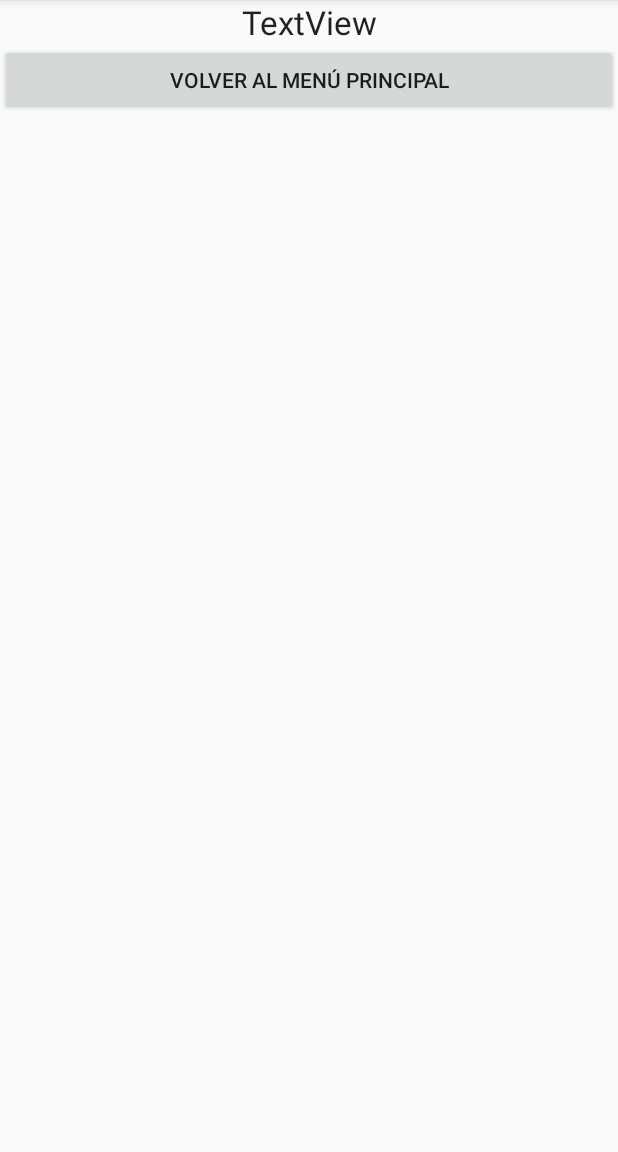
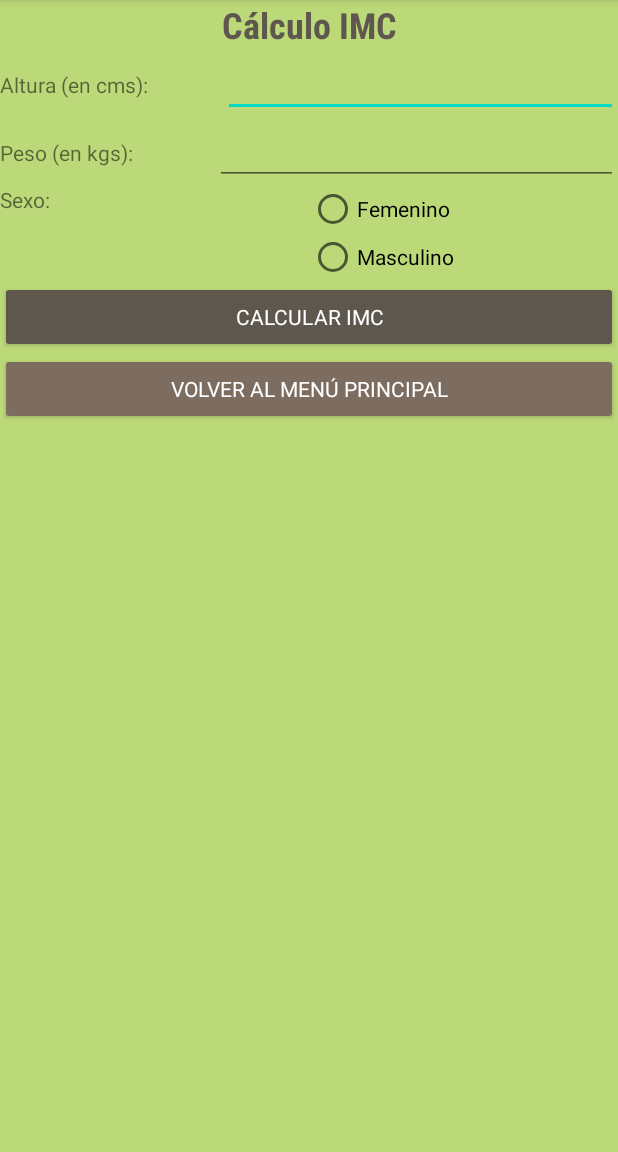
Before and after one commit to DaniniSC/Gorilapp, an Android app: the MainActivity7 screen opened directly, with no data from a screen before it, on a phone screen of 412 x 824 dp, the part 84-1236 px from its top. Run offline under Robolectric (Android 15) with nearby library versions, the phone set to English and light mode, and no system bars.

Commit message:
Style: main_activity7

```diff
--- a/app/src/main/res/layout/activity_main7.xml
+++ b/app/src/main/res/layout/activity_main7.xml
@@ -6,37 +6,149 @@
     android:layout_height="match_parent"
     android:baselineAligned="false"
     android:orientation="vertical"
-    tools:context=".MainActivity7">
+    tools:context=".MainActivity7"
+    android:background="#BCD979">
 
+    <!-- Titulo -->
     <LinearLayout
         android:layout_width="match_parent"
         android:layout_height="wrap_content"
-        android:layout_weight="0">
+        android:layout_weight="0"
+        android:orientation="vertical">
 
         <TextView
-            android:id="@+id/textView3"
+
+            android:id="@+id/textView"
             android:layout_width="match_parent"
-            android:layout_height="wrap_content"
-            android:text="@string/textview"
+            android:layout_height="match_parent"
+            android:fontFamily="sans-serif-condensed-medium"
+            android:text="@string/c_lculo_imc"
             android:textAlignment="center"
             android:textAppearance="@style/TextAppearance.AppCompat.Large"
+            android:textColor="#5E574D"
+            android:textSize="24sp"
+            android:textStyle="bold"
             tools:layout_editor_absoluteX="107dp"
             tools:layout_editor_absoluteY="56dp"
             tools:text="Cálculo IMC" />
     </LinearLayout>
 
+    <!-- Formulario -->
     <LinearLayout
         android:layout_width="match_parent"
         android:layout_height="wrap_content"
         android:layout_weight="0"
-        android:baselineAligned="false">
+        android:orientation="vertical">
+        <!-- Altura -->
+        <LinearLayout
+            android:layout_width="match_parent"
+            android:layout_height="wrap_content"
+            android:layout_weight="0">
+
+            <TextView
+                android:id="@+id/textView14"
+                android:layout_width="wrap_content"
+                android:layout_height="wrap_content"
+                android:layout_weight="1"
+                android:text="Altura (en cms):" />
+
+            <EditText
+                android:id="@+id/altura"
+                android:layout_width="wrap_content"
+                android:layout_height="wrap_content"
+                android:layout_weight="1"
+                android:ems="10"
+                android:inputType="number" />
+        </LinearLayout>
+
+        <!-- Peso -->
+        <LinearLayout
+            android:layout_width="match_parent"
+            android:layout_height="wrap_content"
+            android:layout_weight="0">
+            <TextView
+                android:id="@+id/textView15"
+                android:layout_width="wrap_content"
+                android:layout_height="wrap_content"
+                android:layout_weight="1"
+                android:text="Peso (en kgs):" />
+
+            <EditText
+                android:id="@+id/peso"
+                android:layout_width="wrap_content"
+                android:layout_height="wrap_content"
+                android:layout_weight="1"
+                android:ems="10"
+                android:inputType="numberDecimal" />
+        </LinearLayout>
+
+        <!-- Sexo -->
+        <LinearLayout
+            android:layout_width="match_parent"
+            android:layout_height="wrap_content"
+            android:layout_weight="0">
+
+            <TextView
+                android:id="@+id/textView16"
+                android:layout_width="0dp"
+                android:layout_height="wrap_content"
+                android:layout_weight="1"
+                android:text="@string/sexo" />
+
+            <RadioGroup
+                android:layout_width="0dp"
+                android:layout_height="wrap_content"
+                android:layout_weight="1" >
+
+                <RadioButton
+                    android:id="@+id/sexof"
+                    android:layout_width="match_parent"
+                    android:layout_height="wrap_content"
+                    android:text="Femenino" />
+
+                <RadioButton
+                    android:id="@+id/sexom"
+                    android:layout_width="match_parent"
+                    android:layout_height="wrap_content"
+                    android:text="Masculino" />
+            </RadioGroup>
+
+        </LinearLayout>
+
+        <LinearLayout
+            android:layout_width="match_parent"
+            android:layout_height="wrap_content"
+            android:layout_weight="0">
+            <Button
+                android:id="@+id/button13"
+                android:layout_width="match_parent"
+                android:layout_height="wrap_content"
+                android:backgroundTint="#5E574D"
+                android:fontFamily="sans-serif"
+                android:onClick="IrMenu"
+                android:text="Calcular IMC"
+                android:textColor="#FFFFFF"
+                tools:layout_editor_absoluteX="169dp"
+                tools:layout_editor_absoluteY="646dp" />
+        </LinearLayout>
+    </LinearLayout>
+
+    <!-- Btn: Volver al menú -->
+    <LinearLayout
+        android:layout_width="match_parent"
+        android:layout_height="wrap_content"
+        android:layout_weight="0"
+        android:orientation="vertical">
 
         <Button
             android:id="@+id/button12"
             android:layout_width="match_parent"
             android:layout_height="wrap_content"
+            android:backgroundTint="#7D6D61"
+            android:fontFamily="sans-serif"
             android:onClick="IrMenu"
             android:text="@string/volver_al_men_principal"
+            android:textColor="#FFFFFF"
             tools:layout_editor_absoluteX="169dp"
             tools:layout_editor_absoluteY="646dp" />
     </LinearLayout>
--- a/app/src/main/res/values/strings.xml
+++ b/app/src/main/res/values/strings.xml
@@ -5,4 +5,7 @@
     <string name="volver_al_men_principal">Volver al menú principal</string>
     <string name="experiencias_en_tu_comunidad">Experiencias en tu comunidad</string>
     <string name="gorila">Gorila</string>
+    <string name="peso_en_kgs">Peso (en kgs)</string>
+    <string name="c_lculo_imc">Cálculo IMC</string>
+    <string name="sexo">Sexo:</string>
 </resources>
```
